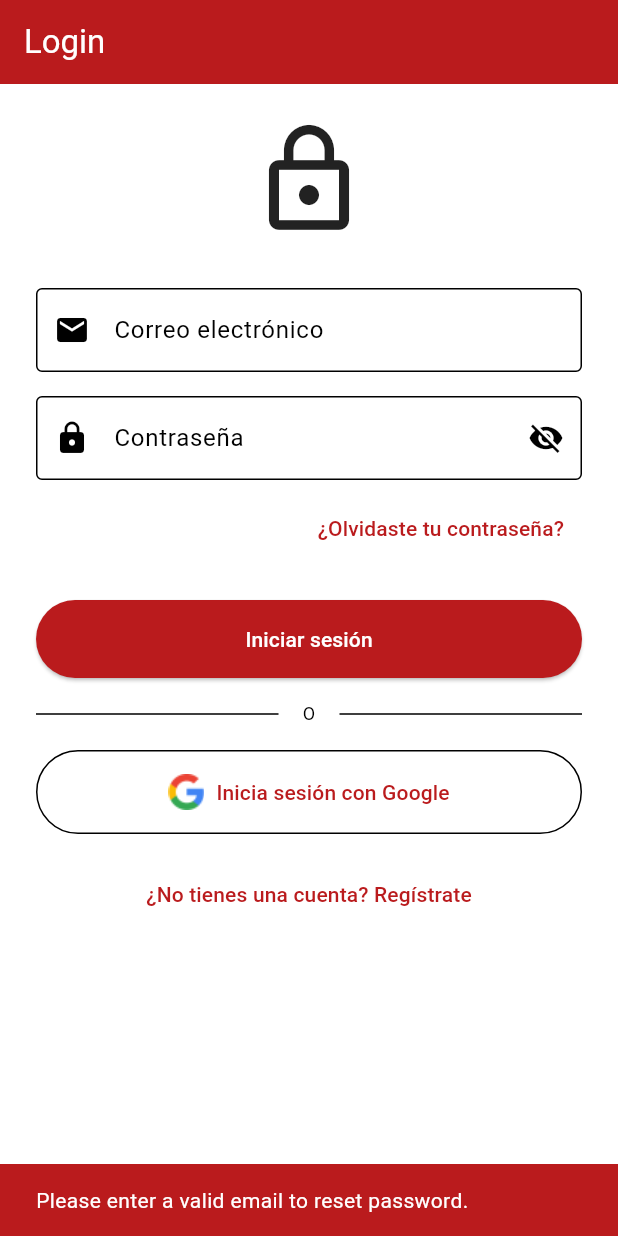
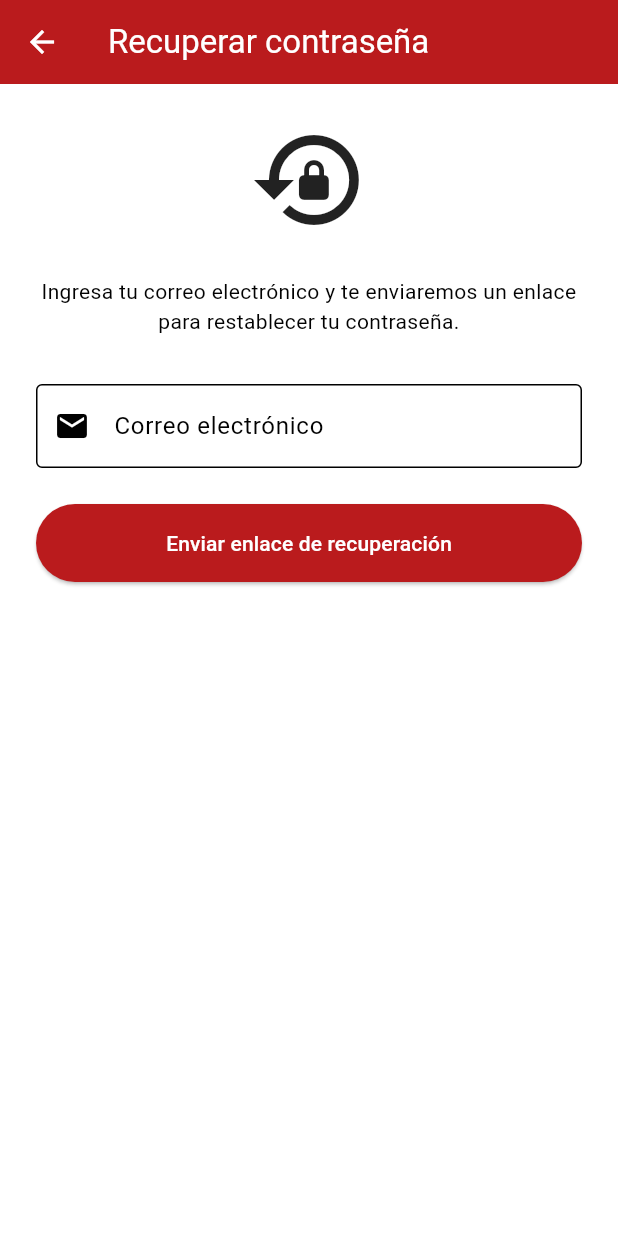
Before and after one commit to ricardocotillo/proplay, a Flutter app: the screen it shows after launch, after a tap on "¿Olvidaste tu contraseña?", on a phone screen of 412 x 824 dp. Run offline on Flutter 3.47's test engine with Material 3 defaults, Android fonts, the phone set to English and light mode, and no system bars; our stand-ins replace bloc, cached_network_image, cloud_firestore, equatable, firebase_auth, firebase_core and 7 more; missing offline and left inert: dart_geohash, flutter_custom_tabs, map_location_picker; accounts and stored records are empty.

Commit message:
refactor: add forgot password screen and route
- Add ForgotPasswordScreen with email validation and password reset functionality
- Add /forgot-password route to router configuration
- Update auth redirect logic to allow access to forgot-password when not logged in
- Move password reset logic from login screen to dedicated forgot password screen
- Update login screen to navigate to forgot password screen instead of inline reset

```diff
--- a/lib/main.dart
+++ b/lib/main.dart
@@ -31,6 +31,7 @@ import 'package:proplay/screens/purchase_credits_screen.dart';
 import 'package:proplay/screens/payment_success_screen.dart';
 import 'package:proplay/screens/payment_pending_screen.dart';
 import 'package:proplay/screens/payment_failure_screen.dart';
+import 'package:proplay/screens/forgot_password_screen.dart';
 
 void main() async {
   WidgetsFlutterBinding.ensureInitialized();
@@ -176,6 +177,11 @@ class MyApp extends StatelessWidget {
                   name: 'registration',
                   builder: (context, state) => const RegistrationScreen(),
                 ),
+                GoRoute(
+                  path: '/forgot-password',
+                  name: 'forgot-password',
+                  builder: (context, state) => const ForgotPasswordScreen(),
+                ),
               ],
               redirect: (context, state) {
                 final uri = state.uri;
@@ -198,14 +204,16 @@ class MyApp extends StatelessWidget {
                 final loggedIn = authState is AuthAuthenticated;
                 final loggingIn = state.matchedLocation == '/login';
                 final registering = state.matchedLocation == '/registration';
+                final forgotPassword =
+                    state.matchedLocation == '/forgot-password';
 
-                // Allow access to login and registration when not logged in
-                if (!loggedIn && !loggingIn && !registering) {
+                // Allow access to login, registration, and forgot-password when not logged in
+                if (!loggedIn && !loggingIn && !registering && !forgotPassword) {
                   return '/login';
                 }
 
                 // Redirect to home if already logged in and trying to access auth screens
-                if (loggedIn && (loggingIn || registering)) {
+                if (loggedIn && (loggingIn || registering || forgotPassword)) {
                   return '/';
                 }
 
--- /dev/null
+++ b/lib/screens/forgot_password_screen.dart
@@ -0,0 +1,117 @@
+import 'package:flutter/material.dart';
+import 'package:flutter_bloc/flutter_bloc.dart';
+import 'package:proplay/bloc/auth/auth_bloc.dart';
+import 'package:proplay/bloc/auth/auth_event.dart';
+import 'package:proplay/bloc/auth/auth_state.dart';
+import 'package:proplay/widgets/responsive_layout.dart';
+
+class ForgotPasswordScreen extends StatefulWidget {
+  const ForgotPasswordScreen({super.key});
+
+  @override
+  State<ForgotPasswordScreen> createState() => _ForgotPasswordScreenState();
+}
+
+class _ForgotPasswordScreenState extends State<ForgotPasswordScreen> {
+  final _formKey = GlobalKey<FormState>();
+  final _emailController = TextEditingController();
+
+  @override
+  void dispose() {
+    _emailController.dispose();
+    super.dispose();
+  }
+
+  void _sendPasswordReset() {
+    if (!_formKey.currentState!.validate()) {
+      return;
+    }
+
+    context.read<AuthBloc>().add(
+      AuthPasswordResetRequested(email: _emailController.text.trim()),
+    );
+  }
+
+  @override
+  Widget build(BuildContext context) {
+    return Scaffold(
+      appBar: AppBar(title: const Text('Recuperar contraseña')),
+      body: BlocConsumer<AuthBloc, AuthState>(
+        listener: (context, state) {
+          if (state is AuthError) {
+            ScaffoldMessenger.of(context).showSnackBar(
+              SnackBar(
+                content: Text(state.message),
+                backgroundColor: Theme.of(context).colorScheme.error,
+              ),
+            );
+          }
+          if (state is AuthPasswordResetEmailSent) {
+            ScaffoldMessenger.of(context).showSnackBar(
+              SnackBar(content: Text(state.message)),
+            );
+            Navigator.of(context).pop();
+          }
+        },
+        builder: (context, state) {
+          final isLoading = state is AuthLoading;
+
+          return ResponsiveConstrainedBox(
+            child: SingleChildScrollView(
+              padding: const EdgeInsets.all(24.0),
+              child: Form(
+                key: _formKey,
+                child: Column(
+                  crossAxisAlignment: CrossAxisAlignment.stretch,
+                  children: [
+                    const Icon(Icons.lock_reset, size: 80),
+                    const SizedBox(height: 24),
+                    Text(
+                      'Ingresa tu correo electrónico y te enviaremos un enlace para restablecer tu contraseña.',
+                      style: Theme.of(context).textTheme.bodyMedium,
+                      textAlign: TextAlign.center,
+                    ),
+                    const SizedBox(height: 32),
+                    TextFormField(
+                      controller: _emailController,
+                      decoration: const InputDecoration(
+                        labelText: 'Correo electrónico',
+                        border: OutlineInputBorder(),
+                        prefixIcon: Icon(Icons.email),
+                      ),
+                      keyboardType: TextInputType.emailAddress,
+                      enabled: !isLoading,
+                      validator: (value) {
+                        if (value == null || value.isEmpty) {
+                          return 'Por favor, ingresa tu correo electrónico';
+                        }
+                        if (!value.contains('@')) {
+                          return 'Por favor, ingresa un correo electrónico válido';
+                        }
+                        return null;
+                      },
+                    ),
+                    const SizedBox(height: 24),
+                    ElevatedButton(
+                      onPressed: isLoading ? null : _sendPasswordReset,
+                      style: ElevatedButton.styleFrom(
+                        padding: const EdgeInsets.symmetric(vertical: 16),
+                      ),
+                      child: isLoading
+                          ? const SizedBox(
+                              height: 20,
+                              width: 20,
+                              child: CircularProgressIndicator(strokeWidth: 2),
+                            )
+                          : const Text('Enviar enlace de recuperación'),
+                    ),
+                  ],
+                ),
+              ),
+            ),
+          );
+        },
+      ),
+    );
+  }
+}
--- a/lib/screens/login_screen.dart
+++ b/lib/screens/login_screen.dart
@@ -43,21 +43,6 @@ class _LoginScreenState extends State<LoginScreen> {
     context.read<AuthBloc>().add(const AuthGoogleSignInRequested());
   }
 
-  void _sendPasswordReset() {
-    final email = _emailController.text.trim();
-    if (email.isEmpty || !email.contains('@')) {
-      ScaffoldMessenger.of(context).showSnackBar(
-        SnackBar(
-          content: const Text('Please enter a valid email to reset password.'),
-          backgroundColor: Theme.of(context).colorScheme.error,
-        ),
-      );
-      return;
-    }
-
-    context.read<AuthBloc>().add(AuthPasswordResetRequested(email: email));
-  }
-
   @override
   Widget build(BuildContext context) {
     return Scaffold(
@@ -71,11 +56,6 @@ class _LoginScreenState extends State<LoginScreen> {
                 backgroundColor: Theme.of(context).colorScheme.error,
               ),
             );
-          }
-          if (state is AuthPasswordResetEmailSent) {
-            ScaffoldMessenger.of(
-              context,
-            ).showSnackBar(SnackBar(content: Text(state.message)));
           }
         },
         builder: (context, state) {
@@ -147,7 +127,9 @@ class _LoginScreenState extends State<LoginScreen> {
                     Align(
                       alignment: Alignment.centerRight,
                       child: TextButton(
-                        onPressed: isLoading ? null : _sendPasswordReset,
+                        onPressed: isLoading
+                            ? null
+                            : () => context.push('/forgot-password'),
                         child: const Text('¿Olvidaste tu contraseña?'),
                       ),
                     ),
```
